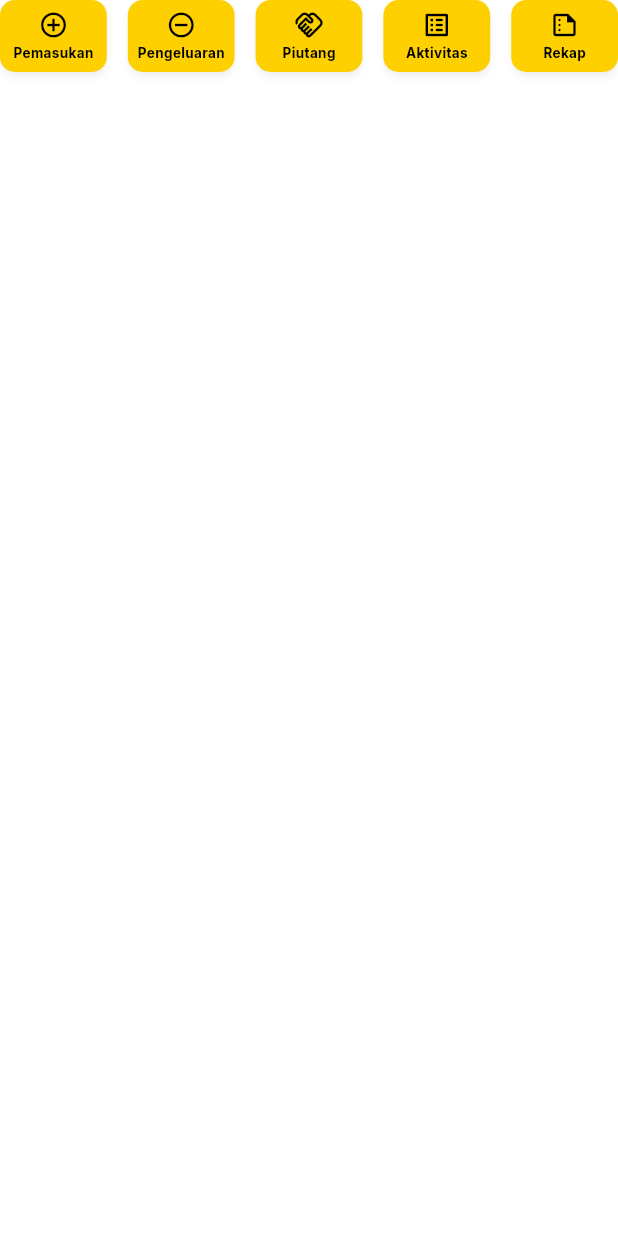
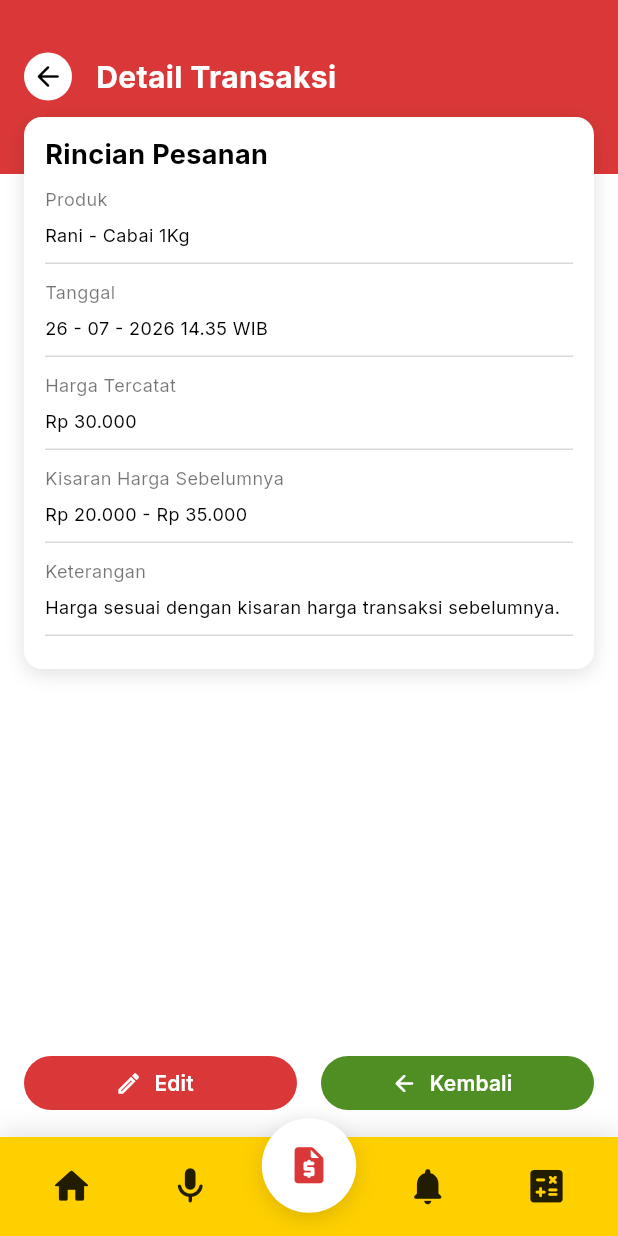
Before and after one commit to revita420/suarakas, a Flutter app: the _AksiCepat widget shown alone on an empty page, opened directly, after a tap on "Aktivitas", on a phone screen of 412 x 824 dp. Run offline on Flutter 3.47's test engine with Material 3 defaults, Android fonts, the phone set to English and light mode, and no system bars; our stand-ins replace google_fonts.

Commit message:
feat: detail transaksi

```diff
--- /dev/null
+++ b/lib/buku_kas/detail_transaksi.dart
@@ -0,0 +1,360 @@
+import 'package:flutter/material.dart';
+import 'package:google_fonts/google_fonts.dart';
+
+import '../navbar.dart';
+
+const _merah = Color(0xFFDA3838);
+const _hijau = Color(0xFF4E8E23);
+const _kuning = Color(0xFFFFD000);
+
+String formatRupiah(int jumlah) {
+  final angka = jumlah.abs().toString();
+  final hasil = StringBuffer('Rp ');
+  for (var i = 0; i < angka.length; i++) {
+    if (i > 0 && (angka.length - i) % 3 == 0) hasil.write('.');
+    hasil.write(angka[i]);
+  }
+  return hasil.toString();
+}
+
+class HalamanDetailTransaksi extends StatefulWidget {
+  const HalamanDetailTransaksi({
+    super.key,
+    required this.judul,
+    required this.tanggal,
+    required this.jam,
+    required this.jumlah,
+    required this.pemasukan,
+    required this.hargaMinimum,
+    required this.hargaMaksimum,
+  });
+
+  final String judul;
+  final String tanggal;
+  final String jam;
+  final int jumlah;
+  final bool pemasukan;
+  final int hargaMinimum;
+  final int hargaMaksimum;
+
+  bool get hargaSesuaiKisaran =>
+      jumlah >= hargaMinimum && jumlah <= hargaMaksimum;
+
+  @override
+  State<HalamanDetailTransaksi> createState() => _HalamanDetailTransaksiState();
+}
+
+class _HalamanDetailTransaksiState extends State<HalamanDetailTransaksi> {
+  int _indexNav = indexNavBukuKas;
+
+  void _saatNavDipilih(int index) {
+    final ditangani = bukaMenuNav(
+      context,
+      index: index,
+      indexHalamanIni: indexNavBukuKas,
+    );
+    if (ditangani) return;
+    setState(() => _indexNav = index);
+  }
+
+  @override
+  Widget build(BuildContext context) {
+    return Scaffold(
+      backgroundColor: Colors.white,
+      body: SafeArea(
+        bottom: false,
+        child: Center(
+          child: ConstrainedBox(
+            constraints: const BoxConstraints(maxWidth: 430),
+            child: Stack(
+              children: [
+                Column(
+                  children: [
+                    Container(
+                      height: 116,
+                      width: double.infinity,
+                      color: _merah,
+                      child: Padding(
+                        padding: const EdgeInsets.fromLTRB(16, 4, 16, 18),
+                        child: Row(
+                          children: [
+                            _TombolKembali(
+                              onTap: () => Navigator.of(context).pop(),
+                            ),
+                            const SizedBox(width: 16),
+                            Text(
+                              'Detail Transaksi',
+                              style: GoogleFonts.inter(
+                                fontSize: 20,
+                                fontWeight: FontWeight.w700,
+                                color: Colors.white,
+                              ),
+                            ),
+                          ],
+                        ),
+                      ),
+                    ),
+                    Expanded(
+                      child: Container(color: Colors.white),
+                    ),
+                  ],
+                ),
+                Positioned(
+                  top: 78,
+                  left: 16,
+                  right: 16,
+                  bottom: 0,
+                  child: Column(
+                    children: [
+                      Expanded(
+                        child: SingleChildScrollView(
+                          padding: const EdgeInsets.only(bottom: 20),
+                          child: Column(
+                            crossAxisAlignment: CrossAxisAlignment.stretch,
+                            children: [
+                              Container(
+                                decoration: BoxDecoration(
+                                  color: Colors.white,
+                                  borderRadius: BorderRadius.circular(12),
+                                  boxShadow: const [
+                                    BoxShadow(
+                                      color: Color(0x1F000000),
+                                      blurRadius: 10,
+                                      offset: Offset(0, 3),
+                                    ),
+                                  ],
+                                ),
+                                child: Padding(
+                                  padding: const EdgeInsets.fromLTRB(
+                                    14,
+                                    12,
+                                    14,
+                                    12,
+                                  ),
+                                  child: Column(
+                                    crossAxisAlignment:
+                                        CrossAxisAlignment.start,
+                                    children: [
+                                      Text(
+                                        'Rincian Pesanan',
+                                        style: GoogleFonts.inter(
+                                          fontSize: 18,
+                                          fontWeight: FontWeight.w700,
+                                          color: Colors.black,
+                                        ),
+                                      ),
+                                      const SizedBox(height: 8),
+                                      _BarisRincian(
+                                        label: 'Produk',
+                                        value: widget.judul,
+                                      ),
+                                      _BarisRincian(
+                                        label: 'Tanggal',
+                                        value: '${widget.tanggal} ${widget.jam}',
+                                      ),
+                                      _BarisRincian(
+                                        label: 'Harga Tercatat',
+                                        valueWidget: Row(
+                                          mainAxisSize: MainAxisSize.min,
+                                          children: [
+                                            Text(
+                                              formatRupiah(widget.jumlah),
+                                              style: GoogleFonts.inter(
+                                                fontSize: 12,
+                                                fontWeight: FontWeight.w400,
+                                                color: Colors.black,
+                                              ),
+                                            ),
+                                            if (!widget.hargaSesuaiKisaran) ...[
+                                              const SizedBox(width: 4),
+                                              const Icon(
+                                                Icons.warning_amber_rounded,
+                                                size: 16,
+                                                color: _kuning,
+                                              ),
+                                            ],
+                                          ],
+                                        ),
+                                      ),
+                                      _BarisRincian(
+                                        label: 'Kisaran Harga Sebelumnya',
+                                        value:
+                                            '${formatRupiah(widget.hargaMinimum)} - ${formatRupiah(widget.hargaMaksimum)}',
+                                      ),
+                                      _BarisRincian(
+                                        label: 'Keterangan',
+                                        value: widget.hargaSesuaiKisaran
+                                            ? 'Harga sesuai dengan kisaran harga transaksi sebelumnya.'
+                                            : 'Harga berada di luar kisaran sebelumnya. Periksa kembali data transaksi ini.',
+                                        valueMaxLines: 3,
+                                      ),
+                                    ],
+                                  ),
+                                ),
+                              ),
+                            ],
+                          ),
+                        ),
+                      ),
+                      const SizedBox(height: 12),
+                      Row(
+                        children: [
+                          Expanded(
+                            child: _TombolAksi(
+                              warna: _merah,
+                              ikon: Icons.edit_outlined,
+                              label: 'Edit',
+                              onTap: () {},
+                            ),
+                          ),
+                          const SizedBox(width: 16),
+                          Expanded(
+                            child: _TombolAksi(
+                              warna: _hijau,
+                              ikon: Icons.arrow_back_rounded,
+                              label: 'Kembali',
+                              onTap: () => Navigator.of(context).pop(),
+                            ),
+                          ),
+                        ],
+                      ),
+                      const SizedBox(height: 18),
+                    ],
+                  ),
+                ),
+              ],
+            ),
+          ),
+        ),
+      ),
+      bottomNavigationBar: BilahNav(
+        indexAktif: _indexNav,
+        onPilih: _saatNavDipilih,
+      ),
+    );
+  }
+}
+
+class _TombolKembali extends StatelessWidget {
+  const _TombolKembali({required this.onTap});
+
+  final VoidCallback onTap;
+
+  @override
+  Widget build(BuildContext context) {
+    return Semantics(
+      button: true,
+      label: 'Kembali',
+      child: GestureDetector(
+        onTap: onTap,
+        behavior: HitTestBehavior.opaque,
+        child: Container(
+          width: 32,
+          height: 32,
+          decoration: const BoxDecoration(
+            color: Colors.white,
+            shape: BoxShape.circle,
+          ),
+          alignment: Alignment.center,
+          child: const Icon(
+            Icons.arrow_back_rounded,
+            size: 22,
+            color: Colors.black,
+          ),
+        ),
+      ),
+    );
+  }
+}
+
+class _BarisRincian extends StatelessWidget {
+  const _BarisRincian({
+    required this.label,
+    this.value,
+    this.valueWidget,
+    this.valueMaxLines = 1,
+  }) : assert(value != null || valueWidget != null);
+
+  final String label;
+  final String? value;
+  final Widget? valueWidget;
+  final int valueMaxLines;
+
+  @override
+  Widget build(BuildContext context) {
+    final isi = valueWidget ??
+        Text(
+          value ?? '',
+          maxLines: valueMaxLines,
+          style: GoogleFonts.inter(
+            fontSize: 12,
+            color: Colors.black,
+            height: 1.25,
+          ),
+        );
+
+    return Column(
+      crossAxisAlignment: CrossAxisAlignment.start,
+      children: [
+        Text(
+          label,
+          style: GoogleFonts.inter(
+            fontSize: 12,
+            color: Colors.black54,
+          ),
+        ),
+        const SizedBox(height: 8),
+        DefaultTextStyle.merge(
+          style: GoogleFonts.inter(
+            fontSize: 12,
+            color: Colors.black,
+            height: 1.25,
+          ),
+          child: isi,
+        ),
+        const SizedBox(height: 11),
+        const Divider(height: 1, thickness: 1, color: Color(0xFFD9D9D9)),
+        const SizedBox(height: 10),
+      ],
+    );
+  }
+}
+
+class _TombolAksi extends StatelessWidget {
+  const _TombolAksi({
+    required this.warna,
+    required this.ikon,
+    required this.label,
+    required this.onTap,
+  });
+
+  final Color warna;
+  final IconData ikon;
+  final String label;
+  final VoidCallback onTap;
+
+  @override
+  Widget build(BuildContext context) {
+    return SizedBox(
+      height: 36,
+      child: ElevatedButton.icon(
+        onPressed: onTap,
+        icon: Icon(ikon, size: 18, color: Colors.white),
+        label: Text(
+          label,
+          style: GoogleFonts.inter(
+            fontSize: 14,
+            fontWeight: FontWeight.w600,
+            color: Colors.white,
+          ),
+        ),
+        style: ElevatedButton.styleFrom(
+          backgroundColor: warna,
+          foregroundColor: Colors.white,
+          shape: const StadiumBorder(),
+          elevation: 0,
+        ),
+      ),
+    );
+  }
+}
--- a/lib/buku_kas/pencatatan.dart
+++ b/lib/buku_kas/pencatatan.dart
@@ -1,6 +1,7 @@
 import 'package:flutter/material.dart';
 import 'package:google_fonts/google_fonts.dart';
 import '../navbar.dart';
+import 'detail_transaksi.dart';
 
 const _merah = Color(0xFFDA3838);
 const _merahTua = Color(0xFFDF1313);
@@ -17,12 +18,14 @@ class Transaksi {
   const Transaksi({
     required this.judul,
     required this.tanggal,
+    required this.jam,
     required this.jumlah,
     required this.pemasukan,
   });
 
   final String judul;
   final String tanggal;
+  final String jam;
   final int jumlah;
 
   /// True untuk uang masuk, false untuk uang keluar.
@@ -58,36 +61,42 @@ class _HalamanPencatatanState extends State<HalamanPencatatan> {
     Transaksi(
       judul: 'Rani - Cabai 1Kg',
       tanggal: '26 - 07 - 2026',
+      jam: '14.35 WIB',
       jumlah: 30000,
       pemasukan: true,
     ),
     Transaksi(
       judul: 'Pembayaran Makanan',
       tanggal: '26 - 07 - 2026',
+      jam: '09.20 WIB',
       jumlah: 10000,
       pemasukan: false,
     ),
     Transaksi(
       judul: 'Rani - Cabai 1Kg',
       tanggal: '26 - 07 - 2026',
+      jam: '13.10 WIB',
       jumlah: 30000,
       pemasukan: true,
     ),
     Transaksi(
       judul: 'Rani - Cabai 1Kg',
       tanggal: '26 - 07 - 2026',
+      jam: '12.45 WIB',
       jumlah: 30000,
       pemasukan: true,
     ),
     Transaksi(
       judul: 'Rani - Cabai 1Kg',
       tanggal: '26 - 07 - 2026',
+      jam: '11.30 WIB',
       jumlah: 30000,
       pemasukan: true,
     ),
     Transaksi(
       judul: 'Rani - Cabai 1Kg',
       tanggal: '26 - 07 - 2026',
+      jam: '10.15 WIB',
       jumlah: 30000,
       pemasukan: true,
     ),
@@ -417,7 +426,7 @@ class _AksiCepat extends StatelessWidget {
 
   @override
   Widget build(BuildContext context) {
-    return const Row(
+    return Row(
       children: [
         Expanded(
           child: _TombolAksi(icon: Icons.add_circle_outline, label: 'Pemasukan'),
@@ -435,7 +444,25 @@ class _AksiCepat extends StatelessWidget {
         ),
         SizedBox(width: 14),
         Expanded(
-          child: _TombolAksi(icon: Icons.list_alt_rounded, label: 'Aktivitas'),
+          child: _TombolAksi(
+            icon: Icons.list_alt_rounded,
+            label: 'Aktivitas',
+            onTap: () {
+              Navigator.of(context).push(
+                MaterialPageRoute<void>(
+                  builder: (_) => HalamanDetailTransaksi(
+                    judul: 'Rani - Cabai 1Kg',
+                    tanggal: '26 - 07 - 2026',
+                    jam: '14.35 WIB',
+                    jumlah: 30000,
+                    pemasukan: true,
+                    hargaMinimum: 20000,
+                    hargaMaksimum: 35000,
+                  ),
+                ),
+              );
+            },
+          ),
         ),
         SizedBox(width: 14),
         Expanded(
@@ -447,10 +474,15 @@ class _AksiCepat extends StatelessWidget {
 }
 
 class _TombolAksi extends StatelessWidget {
-  const _TombolAksi({required this.icon, required this.label});
+  const _TombolAksi({
+    required this.icon,
+    required this.label,
+    this.onTap,
+  });
 
   final IconData icon;
   final String label;
+  final VoidCallback? onTap;
 
   @override
   Widget build(BuildContext context) {
@@ -463,7 +495,7 @@ class _TombolAksi extends StatelessWidget {
         elevation: 2,
         shadowColor: const Color(0x3F000000),
         child: InkWell(
-          onTap: () {},
+          onTap: onTap,
           borderRadius: BorderRadius.circular(10),
           child: SizedBox(
             height: 48,
@@ -502,7 +534,26 @@ class _BarisTransaksi extends StatelessWidget {
     final warna = transaksi.pemasukan ? _hijau : _merahTua;
     final tanda = transaksi.pemasukan ? '+' : '−';
 
-    return Container(
+    return Semantics(
+      button: true,
+      label: 'Buka detail transaksi ${transaksi.judul}',
+      child: GestureDetector(
+        onTap: () {
+          Navigator.of(context).push(
+            MaterialPageRoute<void>(
+              builder: (_) => HalamanDetailTransaksi(
+                judul: transaksi.judul,
+                tanggal: transaksi.tanggal,
+                jam: transaksi.jam,
+                jumlah: transaksi.jumlah,
+                pemasukan: transaksi.pemasukan,
+                hargaMinimum: 20000,
+                hargaMaksimum: 35000,
+              ),
+            ),
+          );
+        },
+        child: Container(
           height: 50,
           padding: const EdgeInsets.symmetric(horizontal: 10),
           decoration: ShapeDecoration(
@@ -560,6 +611,8 @@ class _BarisTransaksi extends StatelessWidget {
               ),
             ],
           ),
+        ),
+      ),
     );
   }
 }
```
Lines whose indentation alone changed are shown as unchanged.
